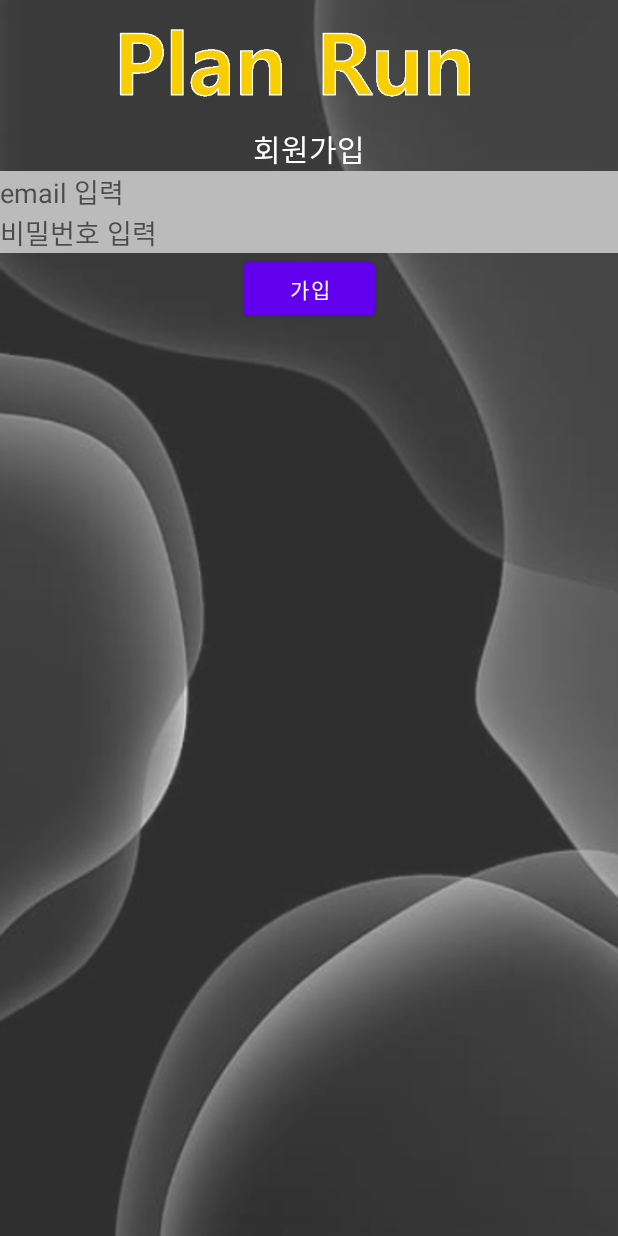
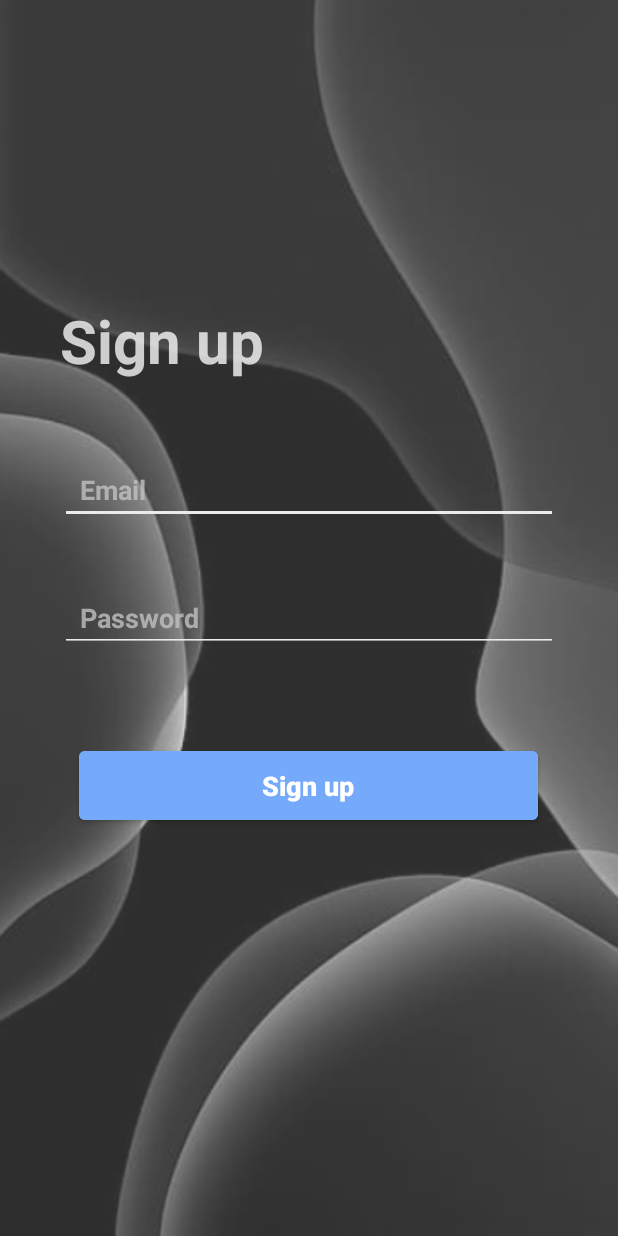
Before and after one commit to KingJae6721/PlanRun, an Android app: the RegisterActivity screen opened directly, with no data from a screen before it, on a phone screen of 412 x 824 dp. Run offline under Robolectric (Android 15) with nearby library versions, the phone set to English and light mode, and no system bars; our stand-ins replace Firebase (no records; nobody signed in at launch, a user with empty details on screens opened directly).

Commit message:
sanryon fourth commit

```diff
--- a/app/src/main/res/layout/activity_register.xml
+++ b/app/src/main/res/layout/activity_register.xml
@@ -6,41 +6,53 @@
     android:layout_height="match_parent"
     tools:context=".RegisterActivity"
     android:background="@drawable/background"
-    android:orientation="vertical"
-    android:gravity="center_horizontal"
+    android:orientation="vertical">
 
-    >
-
-    <ImageView
-        android:layout_width="320dp"
-        android:layout_height="84dp"
-
-        android:src="@drawable/logoname"
-        android:visibility="visible" />
     <TextView
+        android:textAlignment="center"
+        android:text="Sign up"
+        android:textSize="40dp"
+        android:textColor="#C4FFFFFF"
+        android:textStyle="bold"
+        android:layout_marginTop="200dp"
+        android:layout_marginBottom="50dp"
+        android:layout_marginLeft="40dp"
+        android:textAllCaps="false"
+        android:letterSpacing="0"
         android:layout_width="wrap_content"
-        android:layout_height="wrap_content"
-        android:text="회원가입"
-        android:textSize="20dp"
-        android:textColor="#fff"/>
+        android:layout_height="wrap_content" />
     <EditText
         android:id="@+id/et_email"
-        android:layout_width="match_parent"
+        android:layout_width="332dp"
         android:layout_height="wrap_content"
-        android:hint="email 입력"
-        android:background="#bbb"/>
+        android:backgroundTint="#ebebeb"
+        android:layout_marginLeft="40dp"
+        android:layout_marginBottom="40dp"
+        android:hint="  Email"
+        android:textColorHint="#CFC0C0C0"
+        android:textStyle="bold"
+        android:inputType="textEmailAddress" />
     <EditText
         android:id="@+id/et_pwd"
-        android:layout_width="match_parent"
+        android:layout_width="332dp"
         android:layout_height="wrap_content"
-        android:inputType="textPassword"
-        android:hint="비밀번호 입력"
-        android:background="#bbb"/>
+        android:layout_marginLeft="40dp"
+        android:hint="  Password"
+        android:backgroundTint="#ebebeb"
+        android:textStyle="bold"
+        android:textColorHint="#CEC0C0C0"
+        android:inputType="textPassword" />
     <Button
         android:id="@+id/btn_register"
-        android:layout_width="wrap_content"
-        android:layout_height="wrap_content"
-        android:text="가입"/>
-
+        android:layout_gravity="center_horizontal"
+        android:layout_width="306dp"
+        android:layout_height="58dp"
+        android:layout_marginTop="60dp"
+        android:backgroundTint="#75a9f9"
+        android:textAllCaps="false"
+        android:textSize="18dp"
+        android:textStyle="bold"
+        android:letterSpacing="0"
+        android:text="Sign up"/>
 
 </LinearLayout>
```
